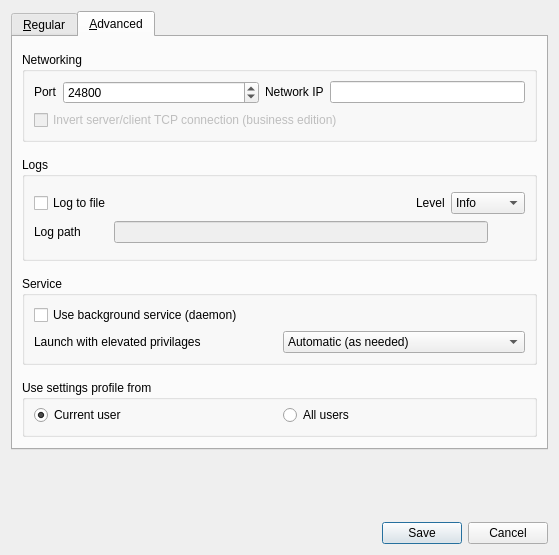
deskflow/deskflow, file src/gui/src/SettingsDialogBase.ui: the form before one commit.
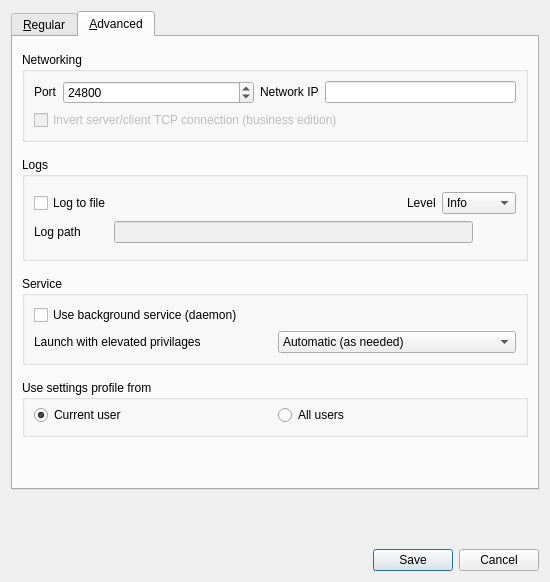
The form after the commit. Icons and pictures are not drawn.

Commit message: Clean up styles and weird layout

Patch:
```diff
--- a/src/gui/src/SettingsDialogBase.ui
+++ b/src/gui/src/SettingsDialogBase.ui
@@ -6,8 +6,8 @@
    <rect>
     <x>0</x>
     <y>0</y>
-    <width>559</width>
-    <height>555</height>
+    <width>550</width>
+    <height>582</height>
    </rect>
   </property>
   <property name="sizePolicy">
@@ -553,9 +553,6 @@
               <property name="cursor">
                <cursorShape>PointingHandCursor</cursorShape>
               </property>
-              <property name="styleSheet">
-               <string notr="true">margin: 0px; padding: 0px;</string>
-              </property>
               <property name="text">
                <string/>
               </property>
@@ -687,6 +684,19 @@
          </layout>
         </widget>
        </item>
+       <item>
+        <spacer name="verticalSpacer_3">
+         <property name="orientation">
+          <enum>Qt::Vertical</enum>
+         </property>
+         <property name="sizeHint" stdset="0">
+          <size>
+           <width>20</width>
+           <height>40</height>
+          </size>
+         </property>
+        </spacer>
+       </item>
       </layout>
      </widget>
     </widget>
```
Left out of the diff: 69 changed lines with no effect on the pictures. The commit also changes 23 other files.
